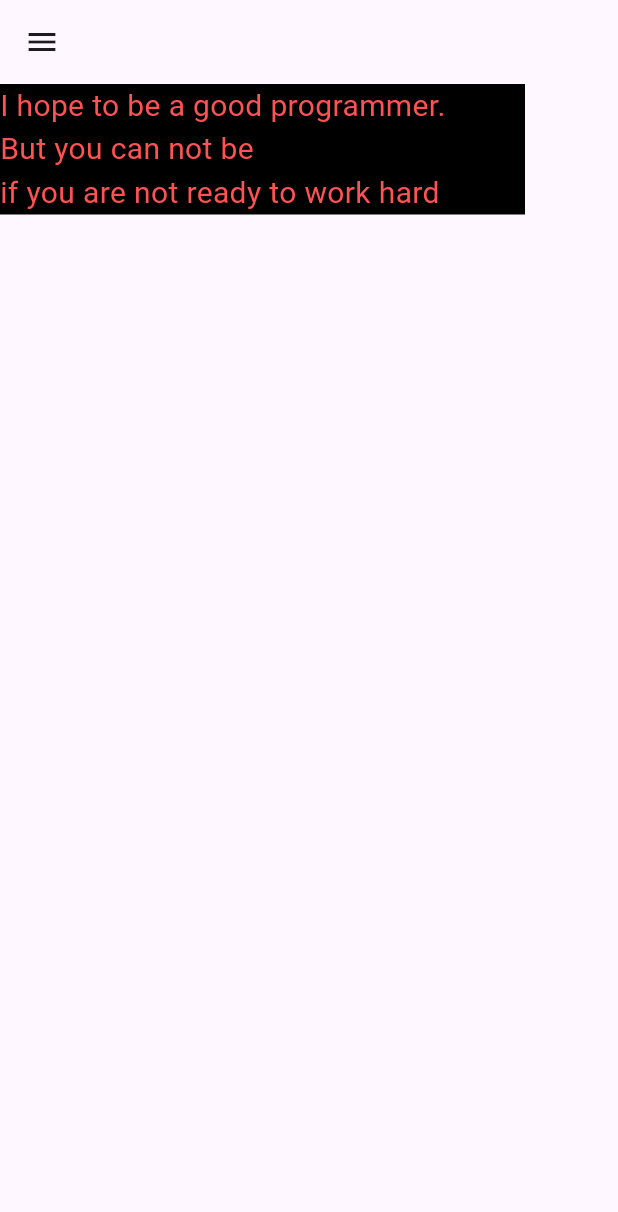
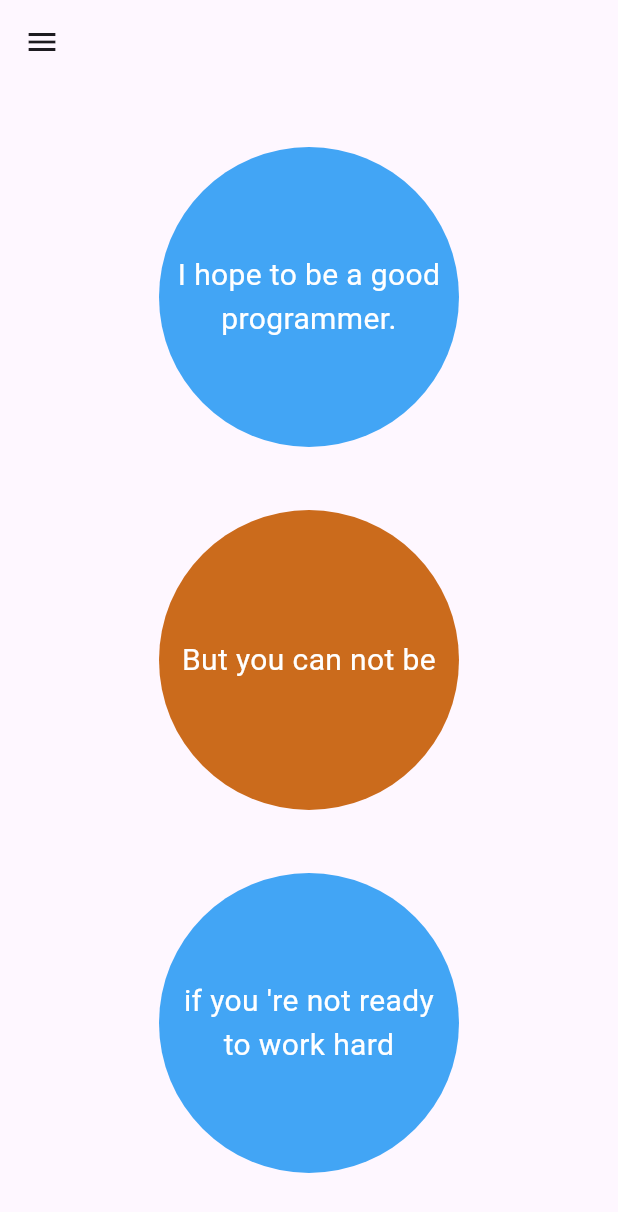
Before and after one commit to BadrEssalam/e_columns, a Flutter app: the screen it shows after launch, on a phone screen of 412 x 824 dp. Shown: the top 1212 px of the screen. Run offline on Flutter 3.47's test engine with Material 3 defaults, Android fonts, the phone set to English and light mode, and no system bars.

Commit message:
refactoring the design
  - add features the parent container
  - add the text widgets to containers
  - add features to the added containers (circle shape...)
  - put the comments to their related features

```diff
--- a/lib/main.dart
+++ b/lib/main.dart
@@ -20,21 +20,6 @@ class MyApp extends StatelessWidget {
 
 /// Properties: MainAxisAlignment  - CrossAxisAlignment -  MainAxisSize
 
-/// To control the alignement of text(s) on the cross axis:
-///  * crossAxisAlignment: CrossAxisAlignment.start,
-///    Place the children with their start edge aligned
-///    with the start side of the cross axis.
-///  * crossAxisAlignment: CrossAxisAlignment.end,
-///    Place the children as close to the end of
-///    the cross axis as possible.
-///  * crossAxisAlignment: CrossAxisAlignment.center,
-///    Place the children so that their centers align
-///    with the middle of the cross axis.
-///    Note: This is the default cross-axis alignment.
-///  * crossAxisAlignment: CrossAxisAlignment.stretch,
-///    Require the children to fill the cross axis.
-///    This causes the constraints passed to the children
-///    to be tight in the cross axis.
 class ColumnWidget extends StatelessWidget {
   const ColumnWidget({super.key});
 
@@ -47,11 +32,13 @@ class ColumnWidget extends StatelessWidget {
         body: Container(
 
             /// Note:
-            /// if we didn't specify the container size, it will take the sizes of widgets contained.
+            /// if we didn't specify any size factors of the container (height and width),
+            /// it will take the total size of the widgets contained.
             width: 350,
-            color: Colors.black,
-            child: const Column(
-                // If we made the column contained inside the container:
+            constraints: const BoxConstraints.expand(),
+            child: Column(
+
+                /// If we made the column contained inside the container:
                 /// the column will cover all the vertical space of the widgets inside of it, so:
                 /// how can we control this property?
                 ///  * by: mainAxisSize: MainAxisSize.min,
@@ -75,21 +62,73 @@ class ColumnWidget extends StatelessWidget {
                 ///    as well as before and after the first and last child.
                 ///  * mainAxisAlignment: MainAxisAlignment.spaceBetween,
                 ///    Place the free space evenly between the children.
-                mainAxisAlignment: MainAxisAlignment.spaceBetween,
-                //textBaseline: TextBaseline.alphabetic,
-                crossAxisAlignment: CrossAxisAlignment.start,
+                mainAxisAlignment: MainAxisAlignment.spaceEvenly,
+
+                /// To control the alignement of text(s) on the cross axis:
+                ///  * crossAxisAlignment: CrossAxisAlignment.start,
+                ///    Place the children with their start edge aligned
+                ///    with the start side of the cross axis.
+                ///  * crossAxisAlignment: CrossAxisAlignment.end,
+                ///    Place the children as close to the end of
+                ///    the cross axis as possible.
+                ///  * crossAxisAlignment: CrossAxisAlignment.center,
+                ///    Place the children so that their centers align
+                ///    with the middle of the cross axis.
+                ///    Note: This is the default cross-axis alignment.
+                ///  * crossAxisAlignment: CrossAxisAlignment.stretch,
+                ///    Require the children to fill the cross axis.
+                ///    This causes the constraints passed to the children
+                ///    to be tight in the cross axis.
+                crossAxisAlignment: CrossAxisAlignment.center,
                 children: [
-                  Text(
-                    "I hope to be a good programmer.",
-                    style: TextStyle(color: Colors.redAccent, fontSize: 20),
+                  ///
+                  ///
+                  Container(
+                    height: 200,
+                    padding: const EdgeInsets.all(5),
+                    constraints:
+                        BoxConstraints.tight(const Size.fromRadius(100)),
+                    alignment: Alignment.center,
+                    decoration: BoxDecoration(
+                        color: Colors.blue[400], shape: BoxShape.circle),
+                    child: const Text(
+                      "I hope to be a good programmer.",
+                      textAlign: TextAlign.center,
+                      style: TextStyle(color: Colors.white, fontSize: 20),
+                    ),
                   ),
-                  Text(
-                    "But you can not be",
-                    style: TextStyle(color: Colors.redAccent, fontSize: 20),
+                  ///
+                  ///
+                  Container(
+                    height: 200,
+                    padding: const EdgeInsets.all(5),
+                    constraints:
+                        BoxConstraints.tight(const Size.fromRadius(100)),
+                    alignment: Alignment.center,
+                    decoration: const BoxDecoration(
+                        color: Color.fromARGB(255, 203, 107, 28),
+                        shape: BoxShape.circle),
+                    child: const Text(
+                      "But you can not be",
+                      textAlign: TextAlign.center,
+                      style: TextStyle(color: Colors.white, fontSize: 20),
+                    ),
                   ),
-                  Text(
-                    "if you are not ready to work hard",
-                    style: TextStyle(color: Colors.redAccent, fontSize: 20),
+                  ///
+                  ///
+                  Container(
+                    height: 200,
+                    padding: const EdgeInsets.all(5),
+                    constraints:
+                        BoxConstraints.tight(const Size.fromRadius(100)),
+                    alignment: Alignment.center,
+                    decoration: BoxDecoration(
+                        color: Colors.blue[400], shape: BoxShape.circle),
+                    child: const Text(
+                      "if you 're not ready to work hard",
+                      textAlign: TextAlign.center,
+                      style: TextStyle(color: Colors.white, fontSize: 20),
+                    ),
                   )
                 ])),
       ),
```
